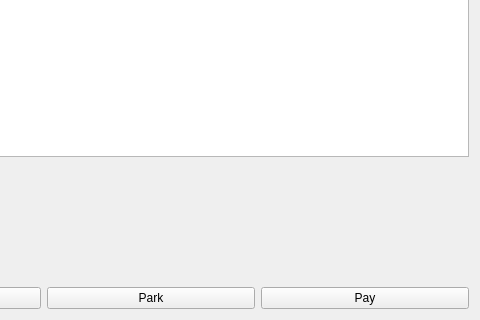
The window that app/views/templates/PreOrder.ui (rondalefloyd/mts-pos) describes before a commit, drawn with Qt 5; both pictures show x 178 to 658 and y 330 to 650 of the 658 by 650 pixel window.
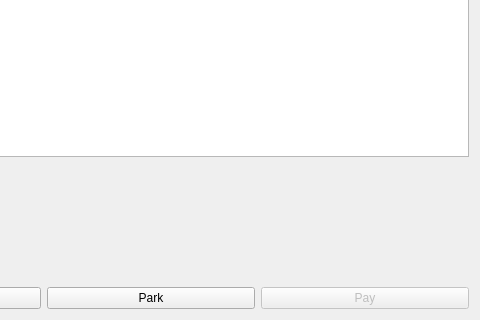
The same window after the commit.

Patch:
```diff
--- a/app/views/templates/PreOrder.ui
+++ b/app/views/templates/PreOrder.ui
@@ -211,6 +211,9 @@
      </item>
      <item>
       <widget class="QPushButton" name="pushButtonPay">
+       <property name="enabled">
+        <bool>false</bool>
+       </property>
        <property name="text">
         <string>Pay</string>
        </property>
```
